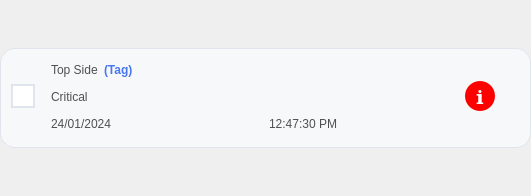
Qt form UIFiles/defect_notification.ui (DORSA-co/MSC_Conveyor) before a commit.
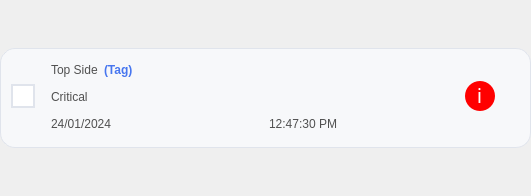
The same form after that commit. Icons and pictures are not drawn.

Patch:
```diff
--- a/UIFiles/defect_notification.ui
+++ b/UIFiles/defect_notification.ui
@@ -321,7 +321,11 @@
              </property>
              <property name="font">
               <font>
+               <family>Roboto</family>
                <pointsize>16</pointsize>
+               <weight>50</weight>
+               <italic>false</italic>
+               <bold>false</bold>
               </font>
              </property>
              <property name="styleSheet">
@@ -373,10 +377,11 @@
                 </property>
                 <property name="font">
                  <font>
-                  <family>TeX Gyre Schola</family>
+                  <family>Roboto</family>
                   <pointsize>15</pointsize>
-                  <weight>75</weight>
-                  <bold>true</bold>
+                  <weight>50</weight>
+                  <italic>false</italic>
+                  <bold>false</bold>
                  </font>
                 </property>
                 <property name="text">
```
Left out of the diff: 8 changed lines with no effect on the pictures.
